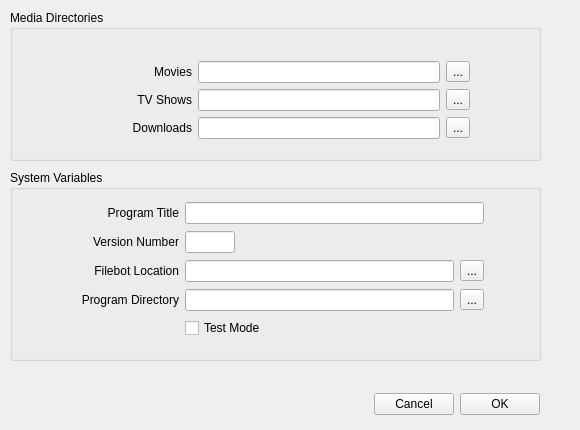
Above: joeconfig.ui from bundito/joe before the change. Below: the same form after it.
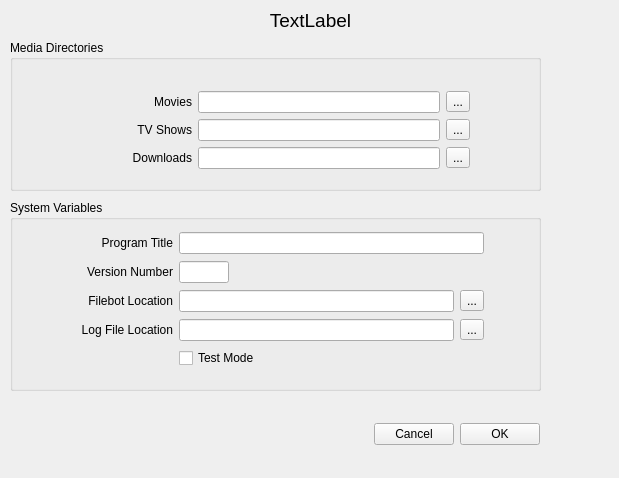
That is the form after the change.

Commit message: Cancel button finally working. A too-easy, too-hard milestone.

Patch:
```diff
--- a/joeconfig.ui
+++ b/joeconfig.ui
@@ -6,8 +6,8 @@
    <rect>
     <x>0</x>
     <y>0</y>
-    <width>580</width>
-    <height>430</height>
+    <width>619</width>
+    <height>478</height>
    </rect>
   </property>
   <property name="windowTitle">
@@ -18,7 +18,7 @@
     <property name="geometry">
      <rect>
       <x>10</x>
-      <y>10</y>
+      <y>40</y>
       <width>531</width>
       <height>151</height>
      </rect>
@@ -103,7 +103,7 @@
     <property name="geometry">
      <rect>
       <x>10</x>
-      <y>170</y>
+      <y>200</y>
       <width>531</width>
       <height>191</height>
      </rect>
@@ -161,7 +161,7 @@
       <item row="3" column="0">
        <widget class="QLabel" name="progdirLabel">
         <property name="text">
-         <string>Program Directory</string>
+         <string>Log File Location</string>
         </property>
         <property name="alignment">
          <set>Qt::AlignRight|Qt::AlignTrailing|Qt::AlignVCenter</set>
@@ -240,7 +240,7 @@
     <property name="geometry">
      <rect>
       <x>70</x>
-      <y>371</y>
+      <y>401</y>
       <width>481</width>
       <height>63</height>
      </rect>
@@ -287,6 +287,27 @@
      </item>
     </layout>
    </widget>
+   <widget class="QLabel" name="dialogTitle">
+    <property name="geometry">
+     <rect>
+      <x>10</x>
+      <y>10</y>
+      <width>601</width>
+      <height>21</height>
+     </rect>
+    </property>
+    <property name="font">
+     <font>
+      <pointsize>14</pointsize>
+     </font>
+    </property>
+    <property name="text">
+     <string>TextLabel</string>
+    </property>
+    <property name="alignment">
+     <set>Qt::AlignCenter</set>
+    </property>
+   </widget>
   </widget>
  </widget>
  <layoutdefault spacing="6" margin="11"/>
```
Left out of the diff: 6 changed lines with no effect on the pictures. The commit also changes 4 other files.
